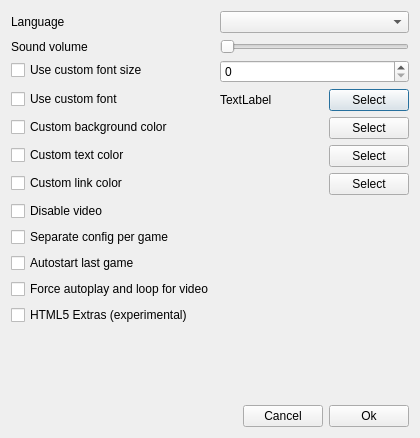
First picture: the form in optionsdialog.ui, repository Sonnix1/Qqsp, before the edit.
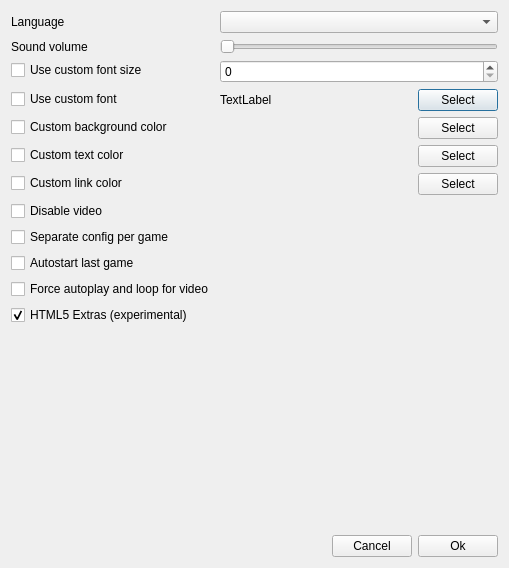
Second picture: the form after the edit.

Commit message: change default settings

```diff
--- a/optionsdialog.ui
+++ b/optionsdialog.ui
@@ -9,8 +9,8 @@
    <rect>
     <x>0</x>
     <y>0</y>
-    <width>420</width>
-    <height>438</height>
+    <width>509</width>
+    <height>568</height>
    </rect>
   </property>
   <property name="windowTitle">
@@ -302,6 +302,9 @@
        <property name="text">
         <string>HTML5 Extras (experimental)</string>
        </property>
+       <property name="checked">
+        <bool>true</bool>
+       </property>
       </widget>
      </item>
     </layout>
```
The commit also changes 1 other file.
